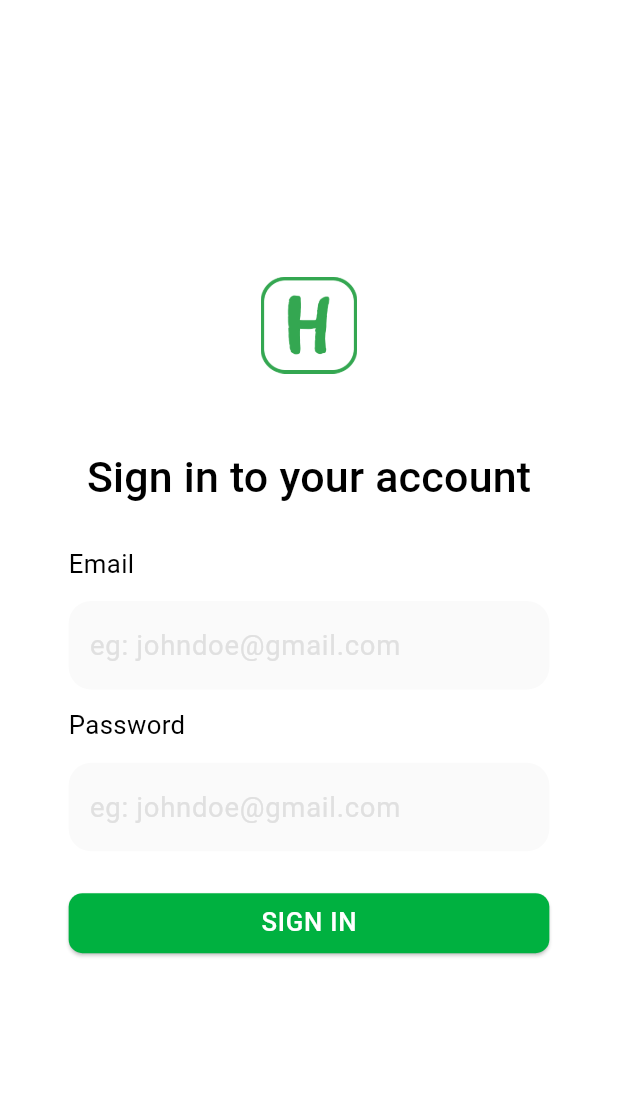
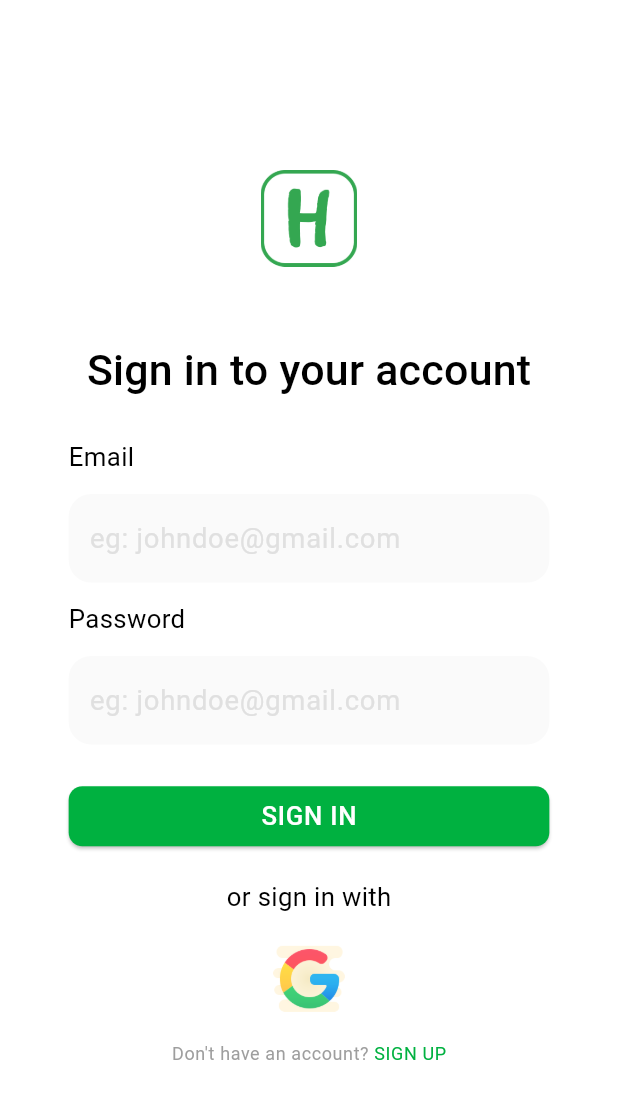
Before and after one commit to JaimonRamanan/Auth-sample, a Flutter app: the screen it shows after launch, on a phone screen of 412 x 824 dp. Shown: the top 1099 px of the screen. Run offline on Flutter 3.47's test engine with Material 3 defaults, Android fonts, the phone set to English and light mode, and no system bars; our stand-ins replace auto_route, flutter_screenutil.

Commit message:
feat: signin screen ui

```diff
--- a/lib/core/app_images.dart
+++ b/lib/core/app_images.dart
@@ -1,3 +1,4 @@
 class AppImages {
   static const logo = "assets/images/app_logo.png";
+  static const googleIcon = "assets/images/google.png";
 }
--- a/lib/presentation/auth/login_page.dart
+++ b/lib/presentation/auth/login_page.dart
@@ -5,6 +5,8 @@ import 'package:flutter_screenutil/flutter_screenutil.dart';
 import 'package:auth_sample/presentation/widgets/cm_button.dart';
 
 import '../widgets/text_field_with_title.dart';
+import 'widgets/google_auth_button_widget.dart';
+import 'widgets/sign_up_navigation_widget.dart';
 
 @RoutePage()
 class LoginPage extends StatelessWidget {
@@ -16,12 +18,14 @@ class LoginPage extends StatelessWidget {
   Widget build(BuildContext context) {
     return Scaffold(
       body: SafeArea(
+        child: Center(
+          child: SingleChildScrollView(
             child: Padding(
               padding: EdgeInsets.symmetric(horizontal: 40.w),
               child: Column(
                 crossAxisAlignment: CrossAxisAlignment.center,
+                mainAxisAlignment: MainAxisAlignment.center,
                 children: [
-              const Spacer(),
                   Image.asset(
                     AppImages.logo,
                     width: 54.h,
@@ -46,8 +50,15 @@ class LoginPage extends StatelessWidget {
                   ),
                   SizedBox(height: 20.h),
                   CommonButton(name: "SIGN IN", onPressed: () {}),
-              const Spacer(),
+                  SizedBox(height: 15.h),
+                  const Text("or sign in with"),
+                  SizedBox(height: 15.h),
+                  const GoogleAuthBtnWidget(),
+                  SizedBox(height: 15.h),
+                  const SignupNavigationWidget()
                 ],
+              ),
+            ),
           ),
         ),
       ),
--- /dev/null
+++ b/lib/presentation/auth/widgets/google_auth_button_widget.dart
@@ -0,0 +1,19 @@
+import 'package:flutter/material.dart';
+import 'package:auth_sample/core/app_images.dart';
+import 'package:flutter_screenutil/flutter_screenutil.dart';
+
+class GoogleAuthBtnWidget extends StatelessWidget {
+  const GoogleAuthBtnWidget({super.key});
+
+  @override
+  Widget build(BuildContext context) {
+    return InkWell(
+      onTap: () {},
+      child: Image.asset(
+        AppImages.googleIcon,
+        width: 40.h,
+        height: 40.h,
+      ),
+    );
+  }
+}
--- /dev/null
+++ b/lib/presentation/auth/widgets/sign_up_navigation_widget.dart
@@ -0,0 +1,28 @@
+import 'package:flutter/gestures.dart';
+import 'package:flutter/material.dart';
+
+class SignupNavigationWidget extends StatelessWidget {
+  const SignupNavigationWidget({super.key});
+
+  @override
+  Widget build(BuildContext context) {
+    return RichText(
+      text: TextSpan(
+        text: "Don't have an account?",
+        style: Theme.of(context).textTheme.bodySmall?.copyWith(
+              color: Colors.grey.shade500,
+            ),
+        children: [
+          TextSpan(
+            text: " SIGN UP",
+            style: Theme.of(context)
+                .textTheme
+                .bodySmall
+                ?.copyWith(color: Theme.of(context).colorScheme.primary),
+            recognizer: TapGestureRecognizer()..onTap = () {},
+          )
+        ],
+      ),
+    );
+  }
+}
```
Also changed, not shown: assets/images/google.png (added). Lines whose indentation alone changed are shown as unchanged.
